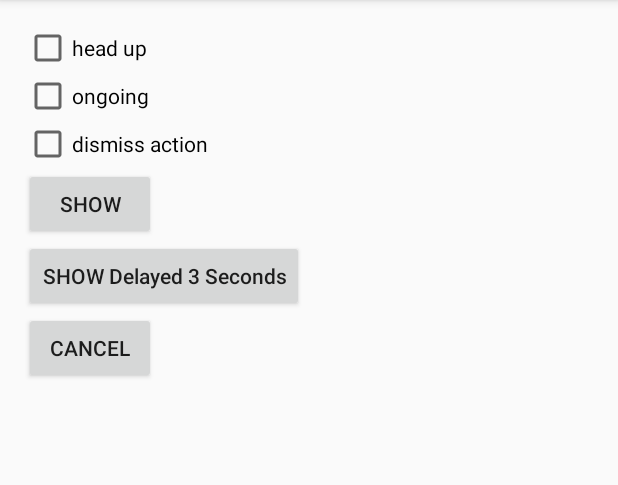
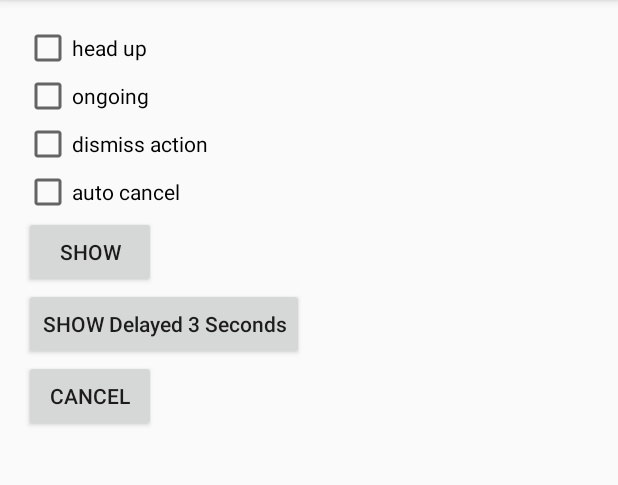
Before and after one commit to tp26610/android-sample-Notification, an Android app: the screen it shows after launch (MainActivity), after a tap on "SHOW", on a phone screen of 412 x 824 dp, the part 84-569 px from its top. Run offline under Robolectric (Android 15) with nearby library versions, the phone set to English and light mode, and no system bars.

Commit message:
add a AutoCancel options.

```diff
--- a/app/src/main/java/brianyeh/notificationtest/MainActivity.java
+++ b/app/src/main/java/brianyeh/notificationtest/MainActivity.java
@@ -13,7 +13,7 @@ public class MainActivity extends AppCompatActivity {
 
     public static final int NOTIFICATION_ID = 100;
 
-    private CheckBox cbHeadUp, cbDismiss, cbOngoing;
+    private CheckBox cbHeadUp, cbDismiss, cbOngoing, cbAutoCancel;
 
     @Override
     protected void onCreate(Bundle savedInstanceState) {
@@ -23,6 +23,7 @@ public class MainActivity extends AppCompatActivity {
         cbHeadUp = (CheckBox) findViewById(R.id.cbHeadUp);
         cbDismiss = (CheckBox) findViewById(R.id.cbDismiss);
         cbOngoing = (CheckBox) findViewById(R.id.cbOngoing);
+        cbAutoCancel = (CheckBox) findViewById(R.id.cbAutoCancel);
     }
 
     @Override
@@ -56,7 +57,7 @@ public class MainActivity extends AppCompatActivity {
     private void showNotification() {
 
         NotificationCompat.Builder builder = new NotificationCompat.Builder(this);
-        builder.setSmallIcon(android.R.drawable.ic_notification_overlay)
+        builder.setSmallIcon(android.R.drawable.ic_dialog_email)
                 .setContentTitle("this is content title")
                 .setContentText("this is content text.");
 
@@ -71,10 +72,13 @@ public class MainActivity extends AppCompatActivity {
         manager.cancel(NOTIFICATION_ID);
     }
 
+    private PendingIntent createNullPendingIntent() {
+        return PendingIntent.getActivity(this, 0, new Intent(), 0);
+    }
+
     public void addNotificationOptions(NotificationCompat.Builder builder) {
         if(cbHeadUp.isChecked()) {
-            PendingIntent pIntent = PendingIntent.getBroadcast(this, 0, new Intent(), 0);
-            builder.setFullScreenIntent(pIntent, true);
+            builder.setFullScreenIntent(createNullPendingIntent(), true);
         }
         if(cbOngoing.isChecked()) {
             builder.setOngoing(true);
@@ -84,5 +88,11 @@ public class MainActivity extends AppCompatActivity {
             PendingIntent pIntent = PendingIntent.getService(this, 0, serviceIntent, 0);
             builder.addAction(android.R.drawable.ic_menu_close_clear_cancel, "Dismiss", pIntent);
         }
+        if(cbAutoCancel.isChecked()) {
+            builder.setAutoCancel(true);
+
+            // If the ContentIntent is not set, the AutoCancel won't work.
+            builder.setContentIntent(createNullPendingIntent());
+        }
     }
 }
--- a/app/src/main/res/layout/activity_main.xml
+++ b/app/src/main/res/layout/activity_main.xml
@@ -34,6 +34,13 @@
         android:text="dismiss action"
         />
 
+    <CheckBox
+        android:id="@+id/cbAutoCancel"
+        android:layout_width="wrap_content"
+        android:layout_height="wrap_content"
+        android:text="auto cancel"
+        />
+
     <Button
         android:text="Show"
         android:layout_width="wrap_content"
```
